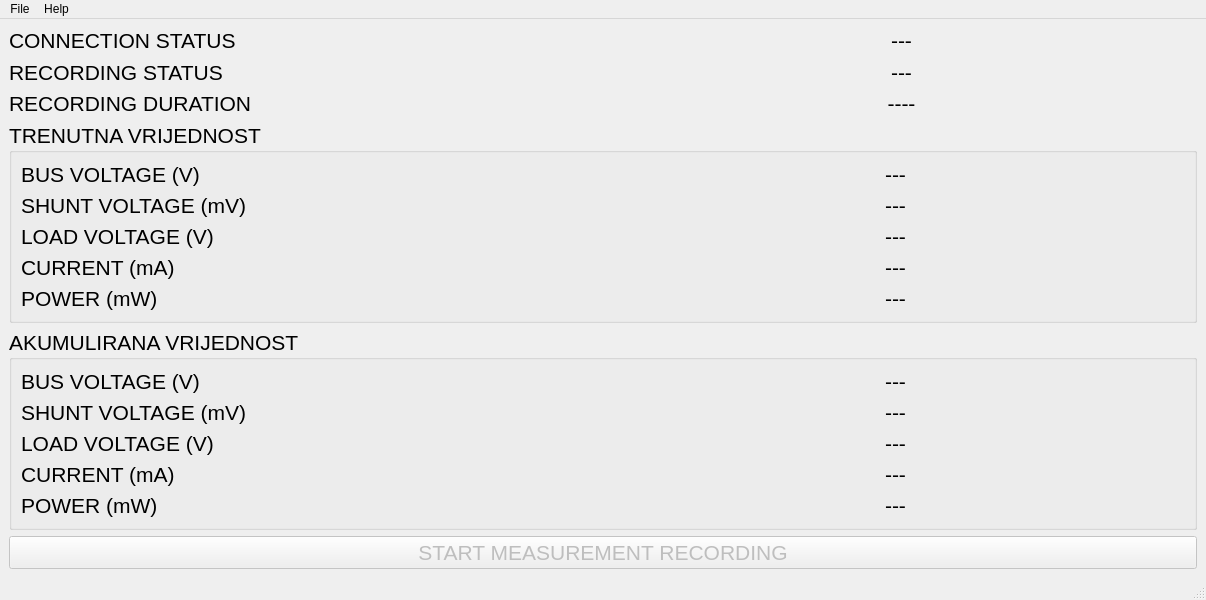
Before: the Qt Designer form mainwindow.ui in dogotic/QCurrentMeasurement, drawn with Qt 5.
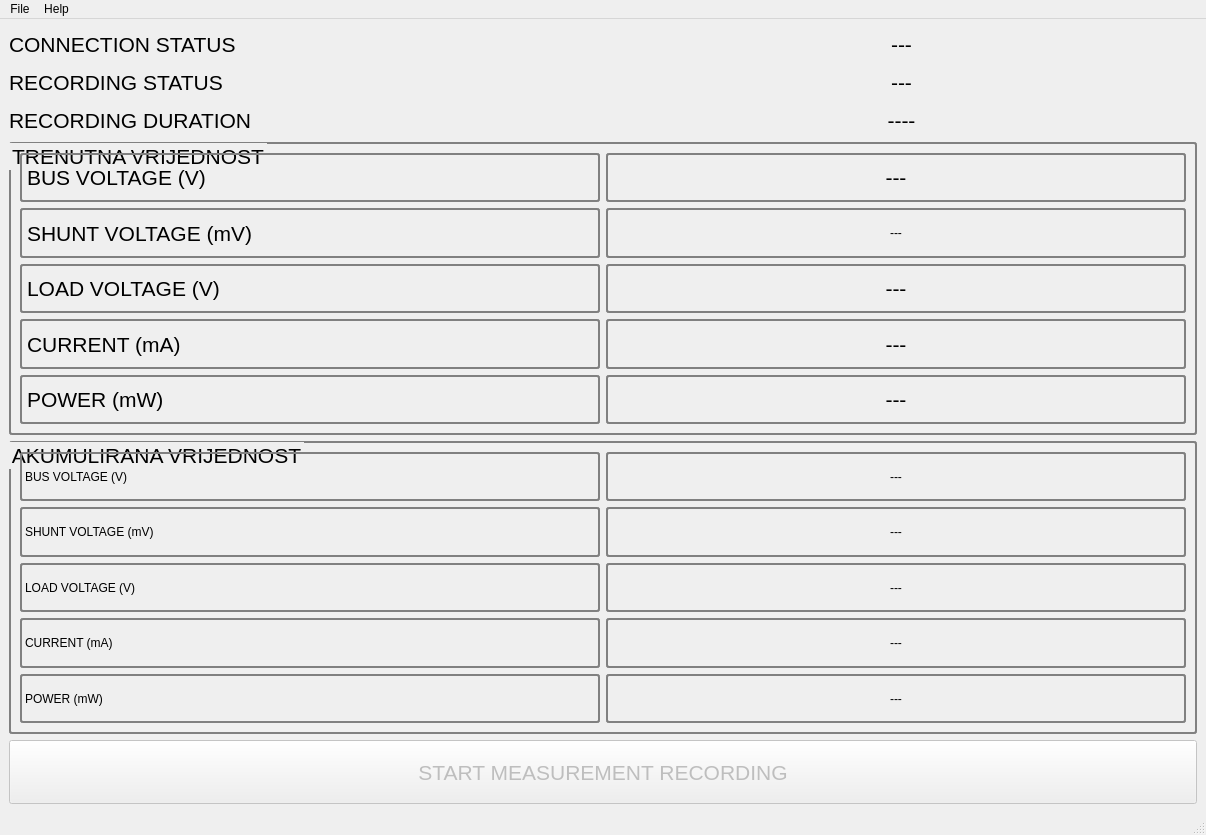
After: the same form once the commit is applied.

Commit message: probao dodati border za GroupBox, ne radi to bas

Patch:
```diff
--- a/mainwindow.ui
+++ b/mainwindow.ui
@@ -7,7 +7,7 @@
     <x>0</x>
     <y>0</y>
     <width>1206</width>
-    <height>600</height>
+    <height>835</height>
    </rect>
   </property>
   <property name="windowTitle">
@@ -153,6 +153,10 @@
         <pointsize>16</pointsize>
        </font>
       </property>
+      <property name="styleSheet">
+       <string notr="true">     border: 2px solid gray; 
+     border-radius: 3px; </string>
+      </property>
       <property name="title">
        <string>TRENUTNA VRIJEDNOST</string>
       </property>
@@ -297,6 +301,10 @@
         <pointsize>16</pointsize>
        </font>
       </property>
+      <property name="styleSheet">
+       <string notr="true">     border: 2px solid gray; 
+     border-radius: 3px; </string>
+      </property>
       <property name="title">
        <string>AKUMULIRANA VRIJEDNOST</string>
       </property>
@@ -415,6 +423,7 @@
     </item>
    </layout>
   </widget>
+  <widget class="QStatusBar" name="statusbar"/>
   <widget class="QMenuBar" name="menubar">
    <property name="geometry">
     <rect>
@@ -440,7 +449,6 @@
    <addaction name="menuFile"/>
    <addaction name="menuHelp"/>
   </widget>
-  <widget class="QStatusBar" name="statusbar"/>
   <action name="actionSave_As">
    <property name="text">
     <string>Save As ..</string>
```
The commit also changes 1 other file.
